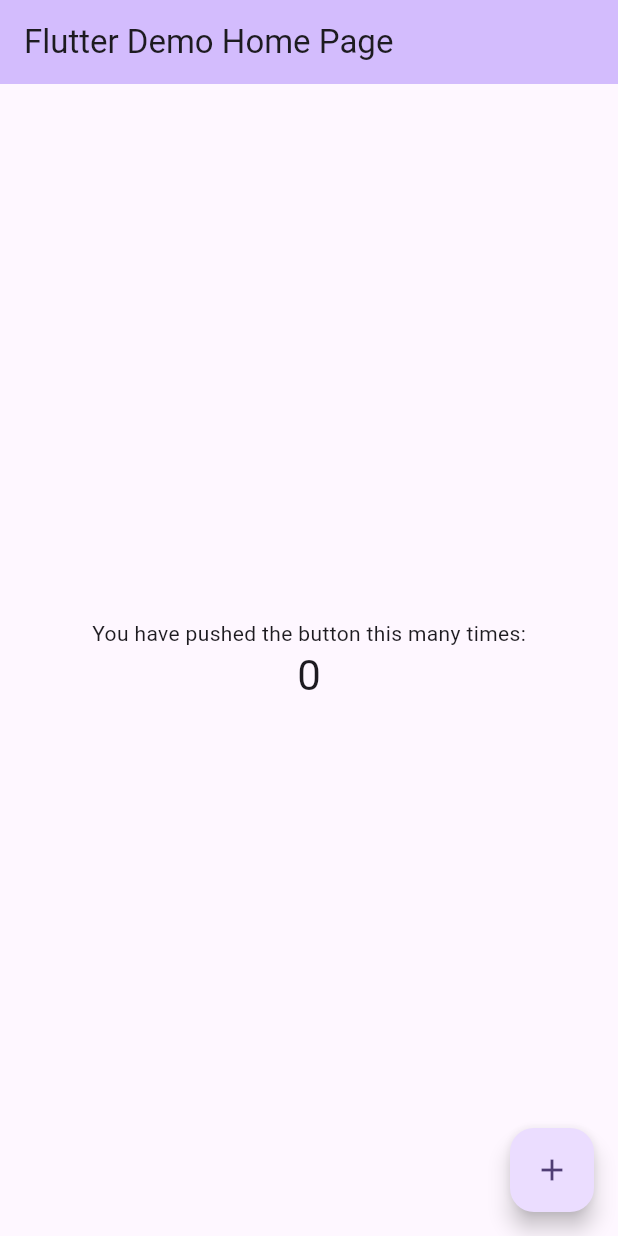
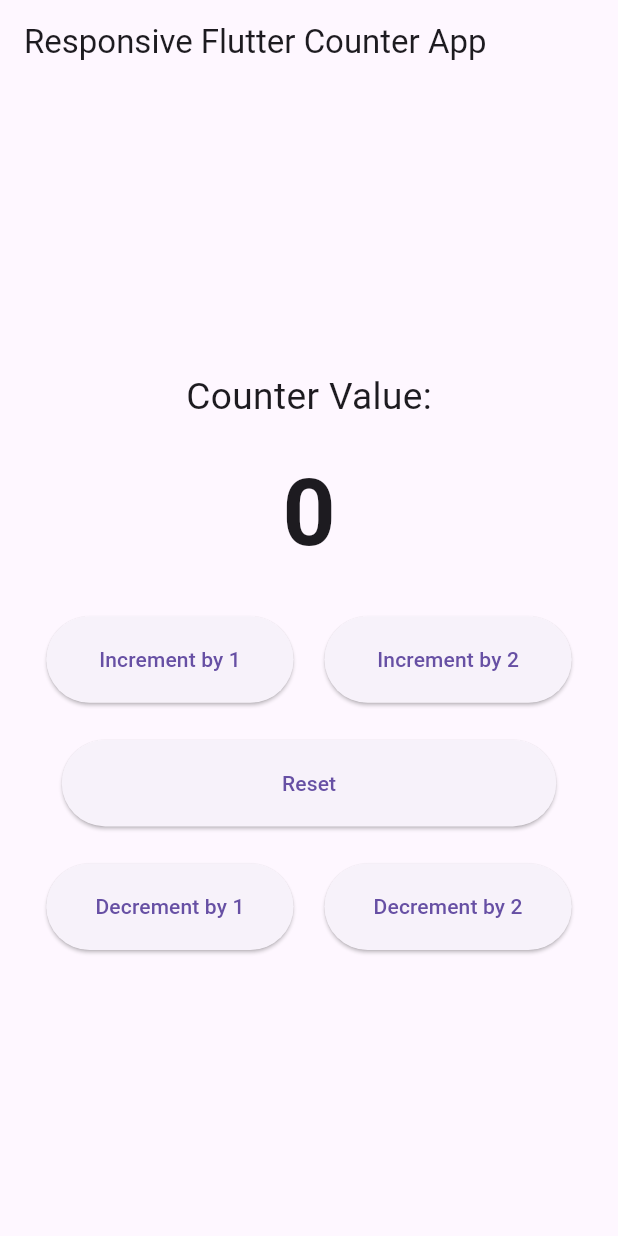
Before and after one commit to rawanrashad/counterApp_Provider, a Flutter app: the screen it shows after launch, on a phone screen of 412 x 824 dp. Run offline on Flutter 3.47's test engine with Material 3 defaults, Android fonts, the phone set to English and light mode, and no system bars.

Commit message:
Setup UI and responsiveness for counter app

```diff
--- /dev/null
+++ b/counter_app_provider/lib/counter_screen.dart
@@ -0,0 +1,110 @@
+import 'package:flutter/material.dart';
+import 'package:provider/provider.dart';
+import 'counter_provider.dart';
+
+class CounterScreen extends StatelessWidget {
+  @override
+  Widget build(BuildContext context) {
+    final screenWidth = MediaQuery.of(context).size.width;
+    final screenHeight = MediaQuery.of(context).size.height;
+
+    return Scaffold(
+      appBar: AppBar(
+        title: const Text('Responsive Flutter Counter App'),
+      ),
+      body: Center(
+        child: SingleChildScrollView(
+          child: Padding(
+            padding: EdgeInsets.all(screenWidth * 0.05),
+            child: Column(
+              mainAxisAlignment: MainAxisAlignment.center,
+              children: [
+                Text(
+                  'Counter Value:',
+                  style: TextStyle(fontSize: screenWidth * 0.06),
+                ),
+                SizedBox(height: screenHeight * 0.02),
+                Text(
+                  '${context.watch<CounterProvider>().count}',
+                  style: TextStyle(
+                    fontSize: screenWidth * 0.15,
+                    fontWeight: FontWeight.bold,
+                  ),
+                ),
+                SizedBox(height: screenHeight * 0.03),
+                Column(
+                  children: [
+                    Row(
+                      mainAxisAlignment: MainAxisAlignment.center,
+                      children: [
+                        SizedBox(
+                          width: screenWidth * 0.4,
+                          height: screenHeight * 0.07,
+                          child: ElevatedButton(
+                            onPressed: () {
+                              context.read<CounterProvider>().incrementByOne();
+                            },
+                            child: const Text('Increment by 1'),
+                          ),
+                        ),
+                        SizedBox(width: screenWidth * 0.05),
+                        SizedBox(
+                          width: screenWidth * 0.4,
+                          height: screenHeight * 0.07,
+                          child: ElevatedButton(
+                            onPressed: () {
+                              context.read<CounterProvider>().incrementByTwo();
+                            },
+                            child: const Text('Increment by 2'),
+                          ),
+                        ),
+                      ],
+                    ),
+                    SizedBox(height: screenHeight * 0.03),
+                    SizedBox(
+                      width: screenWidth * 0.8,
+                      height: screenHeight * 0.07,
+                      child: ElevatedButton(
+                        onPressed: () {
+                          context.read<CounterProvider>().reset();
+                        },
+                        child: const Text('Reset'),
+                      ),
+                    ),
+                    SizedBox(height: screenHeight * 0.03),
+                    Row(
+                      mainAxisAlignment: MainAxisAlignment.center,
+                      children: [
+                        SizedBox(
+                          width: screenWidth * 0.4,
+                          height: screenHeight * 0.07,
+                          child: ElevatedButton(
+                            onPressed: () {
+                              context.read<CounterProvider>().decrementByOne();
+                            },
+                            child: const Text('Decrement by 1'),
+                          ),
+                        ),
+                        SizedBox(width: screenWidth * 0.05),
+                        SizedBox(
+                          width: screenWidth * 0.4,
+                          height: screenHeight * 0.07,
+                          child: ElevatedButton(
+                            onPressed: () {
+                              context.read<CounterProvider>().decrementByTwo();
+                            },
+                            child: const Text('Decrement by 2'),
+                          ),
+                        ),
+                      ],
+                    ),
+                  ],
+                ),
+              ],
+            ),
+          ),
+        ),
+      ),
+    );
+  }
+}
--- a/counter_app_provider/lib/main.dart
+++ b/counter_app_provider/lib/main.dart
@@ -1,125 +1,24 @@
 import 'package:flutter/material.dart';
+import 'package:provider/provider.dart';
+import 'counter_provider.dart'; // Import CounterProvider
+import 'counter_screen.dart'; // Import CounterScreen
 
 void main() {
-  runApp(const MyApp());
+  runApp(
+    MultiProvider(
+      providers: [
+        ChangeNotifierProvider(create: (_) => CounterProvider()),
+      ],
+      child: MyApp(),
+    ),
+  );
 }
 
 class MyApp extends StatelessWidget {
-  const MyApp({super.key});
-
-  // This widget is the root of your application.
   @override
   Widget build(BuildContext context) {
     return MaterialApp(
-      title: 'Flutter Demo',
-      theme: ThemeData(
-        // This is the theme of your application.
-        //
-        // TRY THIS: Try running your application with "flutter run". You'll see
-        // the application has a purple toolbar. Then, without quitting the app,
-        // try changing the seedColor in the colorScheme below to Colors.green
-        // and then invoke "hot reload" (save your changes or press the "hot
-        // reload" button in a Flutter-supported IDE, or press "r" if you used
-        // the command line to start the app).
-        //
-        // Notice that the counter didn't reset back to zero; the application
-        // state is not lost during the reload. To reset the state, use hot
-        // restart instead.
-        //
-        // This works for code too, not just values: Most code changes can be
-        // tested with just a hot reload.
-        colorScheme: ColorScheme.fromSeed(seedColor: Colors.deepPurple),
-        useMaterial3: true,
-      ),
-      home: const MyHomePage(title: 'Flutter Demo Home Page'),
+      home: CounterScreen(),
     );
   }
 }
-
-class MyHomePage extends StatefulWidget {
-  const MyHomePage({super.key, required this.title});
-
-  // This widget is the home page of your application. It is stateful, meaning
-  // that it has a State object (defined below) that contains fields that affect
-  // how it looks.
-
-  // This class is the configuration for the state. It holds the values (in this
-  // case the title) provided by the parent (in this case the App widget) and
-  // used by the build method of the State. Fields in a Widget subclass are
-  // always marked "final".
-
-  final String title;
-
-  @override
-  State<MyHomePage> createState() => _MyHomePageState();
-}
-
-class _MyHomePageState extends State<MyHomePage> {
-  int _counter = 0;
-
-  void _incrementCounter() {
-    setState(() {
-      // This call to setState tells the Flutter framework that something has
-      // changed in this State, which causes it to rerun the build method below
-      // so that the display can reflect the updated values. If we changed
-      // _counter without calling setState(), then the build method would not be
-      // called again, and so nothing would appear to happen.
-      _counter++;
-    });
-  }
-
-  @override
-  Widget build(BuildContext context) {
-    // This method is rerun every time setState is called, for instance as done
-    // by the _incrementCounter method above.
-    //
-    // The Flutter framework has been optimized to make rerunning build methods
-    // fast, so that you can just rebuild anything that needs updating rather
-    // than having to individually change instances of widgets.
-    return Scaffold(
-      appBar: AppBar(
-        // TRY THIS: Try changing the color here to a specific color (to
-        // Colors.amber, perhaps?) and trigger a hot reload to see the AppBar
-        // change color while the other colors stay the same.
-        backgroundColor: Theme.of(context).colorScheme.inversePrimary,
-        // Here we take the value from the MyHomePage object that was created by
-        // the App.build method, and use it to set our appbar title.
-        title: Text(widget.title),
-      ),
-      body: Center(
-        // Center is a layout widget. It takes a single child and positions it
-        // in the middle of the parent.
-        child: Column(
-          // Column is also a layout widget. It takes a list of children and
-          // arranges them vertically. By default, it sizes itself to fit its
-          // children horizontally, and tries to be as tall as its parent.
-          //
-          // Column has various properties to control how it sizes itself and
-          // how it positions its children. Here we use mainAxisAlignment to
-          // center the children vertically; the main axis here is the vertical
-          // axis because Columns are vertical (the cross axis would be
-          // horizontal).
-          //
-          // TRY THIS: Invoke "debug painting" (choose the "Toggle Debug Paint"
-          // action in the IDE, or press "p" in the console), to see the
-          // wireframe for each widget.
-          mainAxisAlignment: MainAxisAlignment.center,
-          children: <Widget>[
-            const Text(
-              'You have pushed the button this many times:',
-            ),
-            Text(
-              '$_counter',
-              style: Theme.of(context).textTheme.headlineMedium,
-            ),
-          ],
-        ),
-      ),
-      floatingActionButton: FloatingActionButton(
-        onPressed: _incrementCounter,
-        tooltip: 'Increment',
-        child: const Icon(Icons.add),
-      ), // This trailing comma makes auto-formatting nicer for build methods.
-    );
-  }
-}
```
